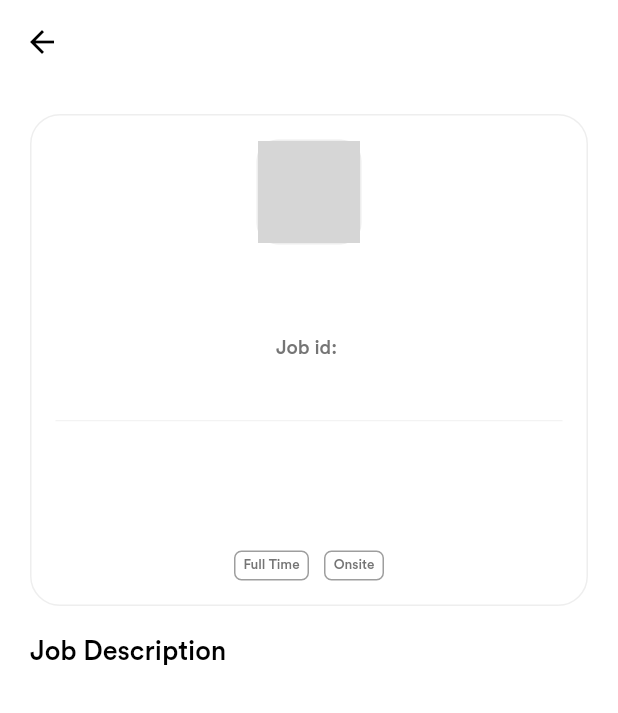
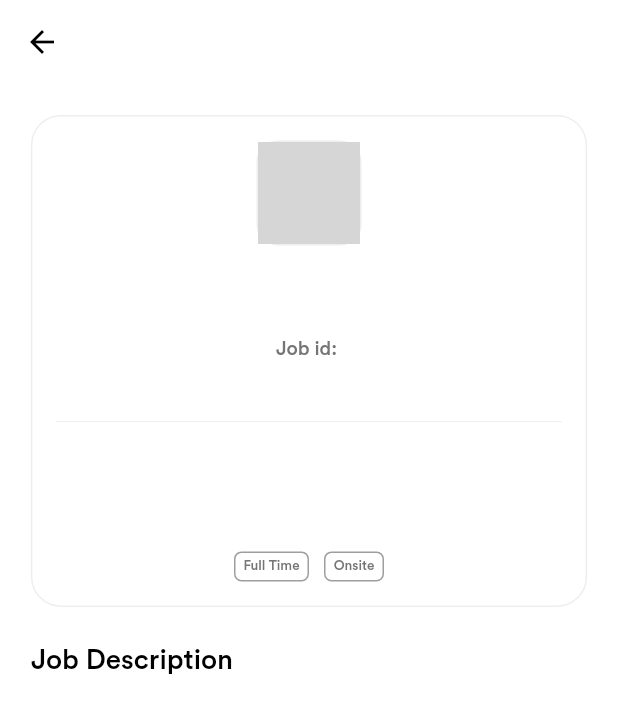
Before and after one commit to AnasAlbattiri/unhcr_jobs, a Flutter app: the JobsDetailsScreen screen opened directly with empty values, on a phone screen of 412 x 824 dp. Shown: the top 713 px of the screen. Run offline on Flutter 3.47's test engine with Material 3 defaults, Android fonts, the phone set to English and light mode, and no system bars; our stand-ins replace animate_do, get, shimmer; network calls fail; grey boxes are pictures that could not be loaded.

Commit message:
Responsive Additions

```diff
--- a/lib/view/screens/jobs_details_screen.dart
+++ b/lib/view/screens/jobs_details_screen.dart
@@ -12,39 +12,49 @@ class JobsDetailsScreen extends StatelessWidget {
 
   @override
   Widget build(BuildContext context) {
+    final screenWidth = MediaQuery.of(context).size.width;
+    final screenHeight = MediaQuery.of(context).size.height;
+
     return Scaffold(
       backgroundColor: wColor,
       appBar: appBar(context),
       body: Center(
         child: Padding(
-          padding: const EdgeInsets.all(20.0),
+          padding: EdgeInsets.all(screenWidth * 0.05),
           child: Column(
             crossAxisAlignment: CrossAxisAlignment.start,
             children: [
               FadeInDown(
                 duration: const Duration(milliseconds: 500),
+                child: SizedBox(
+                  width: double.infinity,
                   child: JobDetailsCard(
                     jobsModel: jobsModel,
                   ),
                 ),
-              const SizedBox(height: 20),
+              ),
+              SizedBox(height: screenHeight * 0.03),
               SlideInLeft(
                 duration: const Duration(milliseconds: 500),
                 child: defaultText(
                   text: 'Job Description',
                   color: bColor,
-                  fontSize: 18,
+                  fontSize: screenWidth * 0.045,
                 ),
               ),
-              const SizedBox(height: 8),
-              FadeInUp(
+              SizedBox(height: screenHeight * 0.01),
+              Expanded(
+                child: SingleChildScrollView(
+                  child: FadeInUp(
                     duration: const Duration(milliseconds: 500),
                     child: Text(
                       jobsModel.longDescription,
                       style: TextStyle(
                         fontFamily: 'Circular',
-                    fontSize: 12,
+                        fontSize: screenWidth * 0.035,
                         color: Colors.grey[600]!,
+                      ),
+                    ),
                   ),
                 ),
               ),
```
Also changed, not shown: lib/view/screens/jobs_screen.dart (+42 -11 lines). Lines whose indentation alone changed are shown as unchanged.
